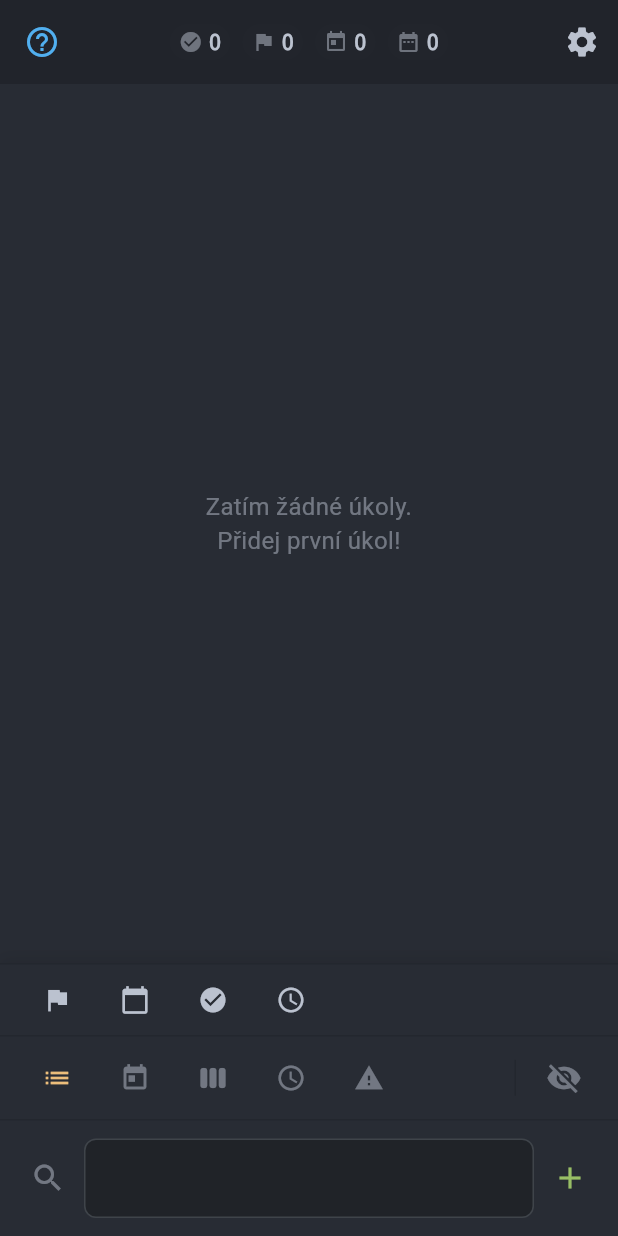
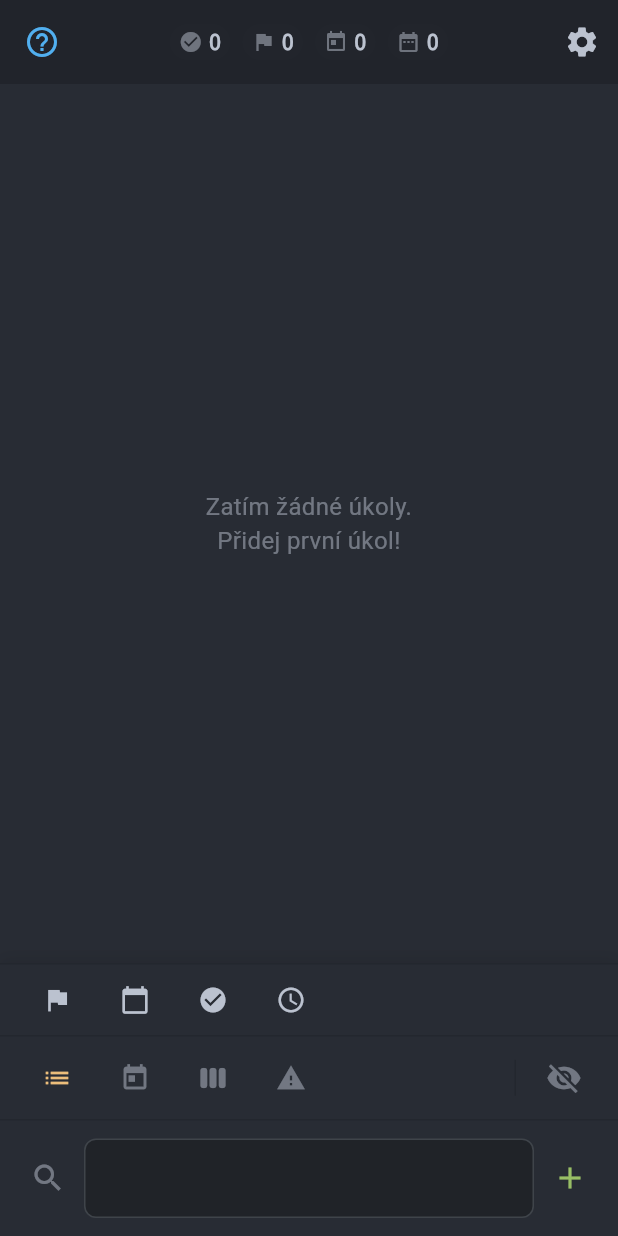
Before and after one commit to mastnacek/laidak, a Flutter app: the screen it shows after launch, on a phone screen of 412 x 824 dp. Run offline on Flutter 3.47's test engine with Material 3 defaults, Android fonts, the phone set to English and light mode, and no system bars; our stand-ins replace equatable, flutter_bloc, flutter_colorpicker, just_audio, logger, shared_preferences and 2 more; accounts and stored records are empty.

Commit message:
🎨 feat: ViewBar dynamic rendering + Custom View support
ViewMode enum rozšíření:
- Přidán ViewMode.custom pro custom views
- ViewModeExtension s isCustom helper

ViewBar refaktoring:
- BlocBuilder<SettingsCubit> pro čtení AgendaViewConfig
- Dynamic rendering pouze enabled views
- _ViewItem helper class (built-in + custom)
- SingleChildScrollView pro > 6 views
- Empty state hint když žádné views aktivní
- InfoDialog support pro custom views

TodoList BLoC rozšíření:
- ChangeToCustomViewEvent event
- TodoListState.currentCustomView field
- currentCustomViewId getter

FÁZE 3/5 hotová - ViewBar dynamický rendering funguje.

🤖 Generated with [Claude Code](https://claude.com/claude-code)

Co-Authored-By: Claude <noreply@anthropic.com>

```diff
--- a/lib/features/todo_list/domain/enums/view_mode.dart
+++ b/lib/features/todo_list/domain/enums/view_mode.dart
@@ -22,7 +22,11 @@ enum ViewMode {
 
   /// Po termínu - úkoly kde jsi proklastnul
   /// (dueDate < today && !isCompleted)
-  overdue;
+  overdue,
+
+  /// Custom view (tag-based filtr)
+  /// Indikátor že je to custom view vytvořený uživatelem
+  custom;
 
   /// Zobrazovací text pro UI
   String get label {
@@ -32,6 +36,7 @@ enum ViewMode {
       ViewMode.week => '🗓️ Týden',
       ViewMode.upcoming => '⏰ Nadcházející',
       ViewMode.overdue => '⚠️ Overdue',
+      ViewMode.custom => 'Custom', // Dynamický label se nastaví jinde
     };
   }
 
@@ -43,6 +48,7 @@ enum ViewMode {
       ViewMode.week => 'Plán na celý týden',
       ViewMode.upcoming => 'Co tě čeká v příštích 7 dnech',
       ViewMode.overdue => 'Úkoly po termínu',
+      ViewMode.custom => 'Vlastní pohled podle tagu',
     };
   }
 
@@ -54,6 +60,13 @@ enum ViewMode {
       ViewMode.week => Icons.view_week,
       ViewMode.upcoming => Icons.schedule,
       ViewMode.overdue => Icons.warning,
+      ViewMode.custom => Icons.filter_alt, // Dynamická ikona se nastaví jinde
     };
   }
 }
+
+/// Extension pro ViewMode - helper metody
+extension ViewModeExtension on ViewMode {
+  /// Je to custom view?
+  bool get isCustom => this == ViewMode.custom;
+}
--- a/lib/features/todo_list/presentation/bloc/todo_list_event.dart
+++ b/lib/features/todo_list/presentation/bloc/todo_list_event.dart
@@ -2,6 +2,7 @@ import 'package:equatable/equatable.dart';
 import '../../domain/entities/todo.dart';
 import '../../domain/enums/view_mode.dart';
 import '../../domain/enums/sort_mode.dart';
+import '../../../../features/settings/domain/models/custom_agenda_view.dart';
 
 /// Sealed class pro všechny TodoList events
 ///
@@ -127,3 +128,13 @@ final class SortTodosEvent extends TodoListEvent {
 final class ClearSortEvent extends TodoListEvent {
   const ClearSortEvent();
 }
+
+/// Změnit na custom view (tag-based filtr)
+final class ChangeToCustomViewEvent extends TodoListEvent {
+  final CustomAgendaView customView;
+
+  const ChangeToCustomViewEvent(this.customView);
+
+  @override
+  List<Object?> get props => [customView];
+}
--- a/lib/features/todo_list/presentation/bloc/todo_list_state.dart
+++ b/lib/features/todo_list/presentation/bloc/todo_list_state.dart
@@ -3,6 +3,7 @@ import '../../domain/entities/todo.dart';
 import '../../domain/enums/view_mode.dart';
 import '../../domain/enums/sort_mode.dart';
 import '../../domain/extensions/todo_filtering.dart';
+import '../../../../features/settings/domain/models/custom_agenda_view.dart';
 
 /// Sealed class pro všechny TodoList states
 ///
@@ -49,6 +50,12 @@ final class TodoListLoaded extends TodoListState {
   /// Sort direction (asc/desc)
   final SortDirection sortDirection;
 
+  /// Custom view (když viewMode == ViewMode.custom)
+  final CustomAgendaView? currentCustomView;
+
+  /// Helper: ID aktuálního custom view
+  String? get currentCustomViewId => currentCustomView?.id;
+
   const TodoListLoaded({
     required this.allTodos,
     this.showCompleted = false,
@@ -57,6 +64,7 @@ final class TodoListLoaded extends TodoListState {
     this.viewMode = ViewMode.all,
     this.sortMode,
     this.sortDirection = SortDirection.desc,
+    this.currentCustomView,
   });
 
   /// Computed property: Filtrované a seřazené todos
@@ -106,6 +114,8 @@ final class TodoListLoaded extends TodoListState {
     SortMode? sortMode,
     bool clearSortMode = false,
     SortDirection? sortDirection,
+    CustomAgendaView? currentCustomView,
+    bool clearCustomView = false,
   }) {
     return TodoListLoaded(
       allTodos: allTodos ?? this.allTodos,
@@ -116,6 +126,7 @@ final class TodoListLoaded extends TodoListState {
       viewMode: viewMode ?? this.viewMode,
       sortMode: clearSortMode ? null : (sortMode ?? this.sortMode),
       sortDirection: sortDirection ?? this.sortDirection,
+      currentCustomView: clearCustomView ? null : (currentCustomView ?? this.currentCustomView),
     );
   }
 
@@ -128,6 +139,7 @@ final class TodoListLoaded extends TodoListState {
         viewMode,
         sortMode,
         sortDirection,
+        currentCustomView,
       ];
 }
 
--- a/lib/features/todo_list/presentation/widgets/view_bar.dart
+++ b/lib/features/todo_list/presentation/widgets/view_bar.dart
@@ -2,6 +2,9 @@ import 'package:flutter/material.dart';
 import 'package:flutter_bloc/flutter_bloc.dart';
 import '../../../../core/theme/theme_colors.dart';
 import '../../../../core/widgets/info_dialog.dart';
+import '../../../../features/settings/presentation/cubit/settings_cubit.dart';
+import '../../../../features/settings/presentation/cubit/settings_state.dart';
+import '../../../../features/settings/domain/models/custom_agenda_view.dart';
 import '../../domain/enums/view_mode.dart';
 import '../bloc/todo_list_bloc.dart';
 import '../bloc/todo_list_event.dart';
@@ -9,12 +12,15 @@ import '../bloc/todo_list_state.dart';
 
 /// ViewBar - Kompaktní view mode selector s visibility toggle
 ///
+/// **Dynamic Rendering**: Zobrazuje pouze enabled views z AgendaViewConfig
+///
 /// Specifikace:
 /// - Height: 56dp
-/// - Icon size: 20-22dp (menší než dříve)
+/// - Icon size: 20-22dp (menší než visibility toggle)
 /// - Eye icon: 24dp (větší než ostatní)
 /// - Touch target: 44x44dp
-/// - Spacing: 6-8dp
+/// - Spacing: 4-8dp
+/// - Horizontal scroll pro > 6 views
 class ViewBar extends StatelessWidget {
   const ViewBar({super.key});
 
@@ -25,57 +31,87 @@ class ViewBar extends StatelessWidget {
     return Semantics(
       label: 'Panel pro výběr zobrazení úkolů',
       container: true,
-      child: Container(
+      child: BlocBuilder<SettingsCubit, SettingsState>(
+        builder: (context, settingsState) {
+          if (settingsState is! SettingsLoaded) {
+            // Fallback: zobrazit jen základní views
+            return _buildFallbackViewBar(context, theme);
+          }
+
+          final agendaConfig = settingsState.agendaConfig;
+
+          // Build list of visible views
+          final visibleViews = <_ViewItem>[];
+
+          // Built-in views (podle AgendaViewConfig)
+          if (agendaConfig.showAll) {
+            visibleViews.add(_ViewItem.builtIn(ViewMode.all));
+          }
+          if (agendaConfig.showToday) {
+            visibleViews.add(_ViewItem.builtIn(ViewMode.today));
+          }
+          if (agendaConfig.showWeek) {
+            visibleViews.add(_ViewItem.builtIn(ViewMode.week));
+          }
+          if (agendaConfig.showUpcoming) {
+            visibleViews.add(_ViewItem.builtIn(ViewMode.upcoming));
+          }
+          if (agendaConfig.showOverdue) {
+            visibleViews.add(_ViewItem.builtIn(ViewMode.overdue));
+          }
+
+          // Custom views (všechny jsou enabled)
+          for (final customView in agendaConfig.customViews) {
+            visibleViews.add(_ViewItem.custom(customView));
+          }
+
+          // Empty state - žádné views aktivní
+          if (visibleViews.isEmpty) {
+            return _buildEmptyState(context, theme);
+          }
+
+          return Container(
             height: 56,
             padding: const EdgeInsets.symmetric(horizontal: 12, vertical: 6),
             decoration: BoxDecoration(
               color: theme.appColors.bgAlt,
               border: Border(
-            top: BorderSide(
-              color: theme.appColors.base3,
-              width: 1,
-            ),
+                top: BorderSide(color: theme.appColors.base3, width: 1),
               ),
             ),
             child: SafeArea(
               top: false,
               child: Row(
                 children: [
-            // View mode buttons (kompaktní ikony)
+                  // View mode buttons (dynamicky generované)
                   Expanded(
                     child: BlocBuilder<TodoListBloc, TodoListState>(
-                builder: (context, state) {
-                  final currentViewMode =
-                      state is TodoListLoaded ? state.viewMode : ViewMode.all;
+                      builder: (context, todoState) {
+                        final currentViewMode = todoState is TodoListLoaded
+                            ? todoState.viewMode
+                            : ViewMode.all;
 
-                  return Row(
+                        final currentCustomViewId = todoState is TodoListLoaded
+                            ? todoState.currentCustomViewId
+                            : null;
+
+                        return SingleChildScrollView(
+                          scrollDirection: Axis.horizontal,
+                          child: Row(
                             mainAxisAlignment: MainAxisAlignment.start,
-                    children: ViewMode.values.map((mode) {
-                      final isSelected = currentViewMode == mode;
+                            children: visibleViews.map((viewItem) {
+                              final isSelected = viewItem.isBuiltIn
+                                  ? currentViewMode == viewItem.builtInMode
+                                  : currentCustomViewId == viewItem.customView?.id;
+
                               return Padding(
                                 padding: const EdgeInsets.symmetric(horizontal: 4),
                                 child: InkWell(
                                   onTap: () {
-                            final bloc = context.read<TodoListBloc>();
-                            // One-click toggle: klik na selected = All mode
-                            if (isSelected && mode != ViewMode.all) {
-                              bloc.add(const ChangeViewModeEvent(ViewMode.all));
-                            } else {
-                              bloc.add(ChangeViewModeEvent(mode));
-                            }
+                                    _handleViewTap(context, viewItem, isSelected);
                                   },
                                   onLongPress: () {
-                            showDialog(
-                              context: context,
-                              builder: (context) => InfoDialog(
-                                title: mode.label,
-                                icon: mode.icon,
-                                iconColor: theme.appColors.yellow,
-                                description: _getViewModeDescription(mode),
-                                examples: _getViewModeExamples(mode),
-                                tip: 'Klikni na ikonku pro aktivaci tohoto pohledu. Klikni znovu pro vrácení na "Všechny".',
-                              ),
-                            );
+                                    _showInfoDialog(context, viewItem, theme);
                                   },
                                   borderRadius: BorderRadius.circular(22),
                                   child: Container(
@@ -85,7 +121,7 @@ class ViewBar extends StatelessWidget {
                                     ),
                                     alignment: Alignment.center,
                                     child: Icon(
-                              mode.icon,
+                                      viewItem.icon,
                                       size: 20,
                                       color: isSelected
                                           ? theme.appColors.yellow
@@ -95,6 +131,7 @@ class ViewBar extends StatelessWidget {
                                 ),
                               );
                             }).toList(),
+                          ),
                         );
                       },
                     ),
@@ -117,7 +154,7 @@ class ViewBar extends StatelessWidget {
                       return IconButton(
                         icon: Icon(
                           showCompleted ? Icons.visibility : Icons.visibility_off,
-                    size: 24, // Větší než ostatní ikony!
+                          size: 24,
                         ),
                         tooltip: showCompleted
                             ? 'Skrýt hotové úkoly'
@@ -141,6 +178,104 @@ class ViewBar extends StatelessWidget {
                 ],
               ),
             ),
+          );
+        },
+      ),
+    );
+  }
+
+  /// Handle tap na view item
+  void _handleViewTap(BuildContext context, _ViewItem viewItem, bool isSelected) {
+    final bloc = context.read<TodoListBloc>();
+
+    if (viewItem.isBuiltIn) {
+      // Built-in view: toggle behavior
+      if (isSelected && viewItem.builtInMode != ViewMode.all) {
+        bloc.add(const ChangeViewModeEvent(ViewMode.all));
+      } else {
+        bloc.add(ChangeViewModeEvent(viewItem.builtInMode!));
+      }
+    } else {
+      // Custom view: toggle behavior
+      if (isSelected) {
+        bloc.add(const ChangeViewModeEvent(ViewMode.all));
+      } else {
+        bloc.add(ChangeToCustomViewEvent(viewItem.customView!));
+      }
+    }
+  }
+
+  /// Zobrazit InfoDialog s popisem view
+  void _showInfoDialog(BuildContext context, _ViewItem viewItem, ThemeData theme) {
+    if (viewItem.isBuiltIn) {
+      // Built-in view info
+      showDialog(
+        context: context,
+        builder: (context) => InfoDialog(
+          title: viewItem.label,
+          icon: viewItem.icon,
+          iconColor: theme.appColors.yellow,
+          description: _getViewModeDescription(viewItem.builtInMode!),
+          examples: _getViewModeExamples(viewItem.builtInMode!),
+          tip: 'Klikni na ikonku pro aktivaci tohoto pohledu. Klikni znovu pro vrácení na "Všechny".',
+        ),
+      );
+    } else {
+      // Custom view info
+      showDialog(
+        context: context,
+        builder: (context) => InfoDialog(
+          title: viewItem.label,
+          icon: viewItem.icon,
+          iconColor: viewItem.customView?.color ?? theme.appColors.magenta,
+          description: 'Vlastní pohled filtrující úkoly podle tagu: ${viewItem.customView?.tagFilter}',
+          examples: [
+            'Zobrazí pouze úkoly s tagem ${viewItem.customView?.tagFilter}',
+            'Nastavení: Settings > Agenda > Custom Views',
+          ],
+          tip: 'Klikni na ikonku pro aktivaci. Upravit můžeš v Settings.',
+        ),
+      );
+    }
+  }
+
+  /// Fallback ViewBar (když settings loading)
+  Widget _buildFallbackViewBar(BuildContext context, ThemeData theme) {
+    return Container(
+      height: 56,
+      padding: const EdgeInsets.symmetric(horizontal: 12, vertical: 6),
+      decoration: BoxDecoration(
+        color: theme.appColors.bgAlt,
+        border: Border(
+          top: BorderSide(color: theme.appColors.base3, width: 1),
+        ),
+      ),
+      child: const Center(
+        child: CircularProgressIndicator(strokeWidth: 2),
+      ),
+    );
+  }
+
+  /// Empty state - žádné views aktivní
+  Widget _buildEmptyState(BuildContext context, ThemeData theme) {
+    return Container(
+      height: 56,
+      padding: const EdgeInsets.all(16),
+      decoration: BoxDecoration(
+        color: theme.appColors.bgAlt,
+        border: Border(
+          top: BorderSide(color: theme.appColors.base3, width: 1),
+        ),
+      ),
+      child: Center(
+        child: Text(
+          'Žádné views aktivní. Zapni je v Settings > Agenda',
+          style: TextStyle(
+            color: theme.appColors.base5,
+            fontSize: 12,
+          ),
+          textAlign: TextAlign.center,
+        ),
       ),
     );
   }
@@ -158,6 +293,8 @@ class ViewBar extends StatelessWidget {
         'Zobrazí všechny úkoly s termínem v budoucnosti (od zítřka dál). Pro dlouhodobé plánování.',
       ViewMode.overdue =>
         'Zobrazí úkoly po termínu - ty, které jsi nestihl včas. Prioritizuj je jako první!',
+      ViewMode.custom =>
+        'Vlastní pohled',
     };
   }
 
@@ -189,6 +326,34 @@ class ViewBar extends StatelessWidget {
           '⚠️ 3 dny po termínu',
           '⚠️ Nesplněné deadlines',
         ],
+      ViewMode.custom => [],
     };
   }
 }
+
+/// Helper class pro view items (built-in + custom)
+class _ViewItem {
+  final ViewMode? builtInMode;
+  final CustomAgendaView? customView;
+
+  bool get isBuiltIn => builtInMode != null;
+
+  IconData get icon {
+    if (isBuiltIn) {
+      return builtInMode!.icon;
+    } else {
+      return customView!.icon;
+    }
+  }
+
+  String get label {
+    if (isBuiltIn) {
+      return builtInMode!.label;
+    } else {
+      return customView!.name;
+    }
+  }
+
+  _ViewItem.builtIn(this.builtInMode) : customView = null;
+  _ViewItem.custom(this.customView) : builtInMode = null;
+}
```
Lines whose indentation alone changed are shown as unchanged.
